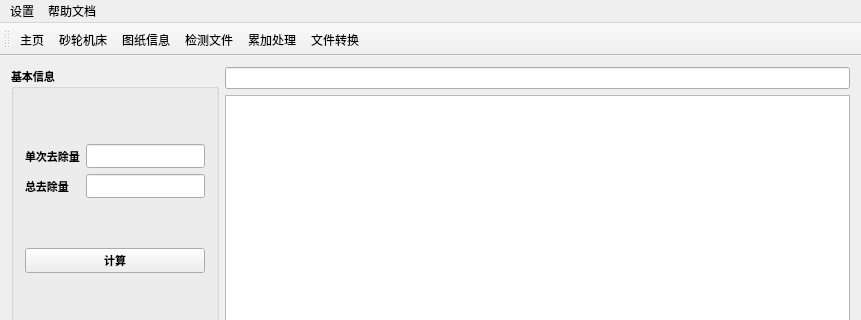
Before: the Qt Designer form Total/mainwindow.ui in miankongLiu/Total, drawn with Qt 5; both pictures show x 0 to 861 and y 0 to 320 of the 861 by 662 pixel window.
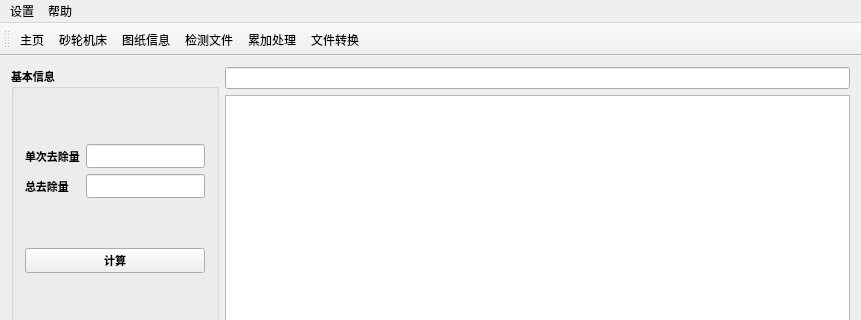
After: the same form once the commit is applied. Icons and pictures are not drawn.

Commit message: “添加文档与路径更改功能

```diff
--- a/Total/mainwindow.ui
+++ b/Total/mainwindow.ui
@@ -1397,7 +1397,7 @@
    </widget>
    <widget class="QMenu" name="menu_2">
     <property name="title">
-     <string>帮助文档</string>
+     <string>帮助</string>
     </property>
    </widget>
    <addaction name="menu"/>
```
Left out of the diff: 12 changed lines with no effect on the pictures. The commit also changes 45 other files.
